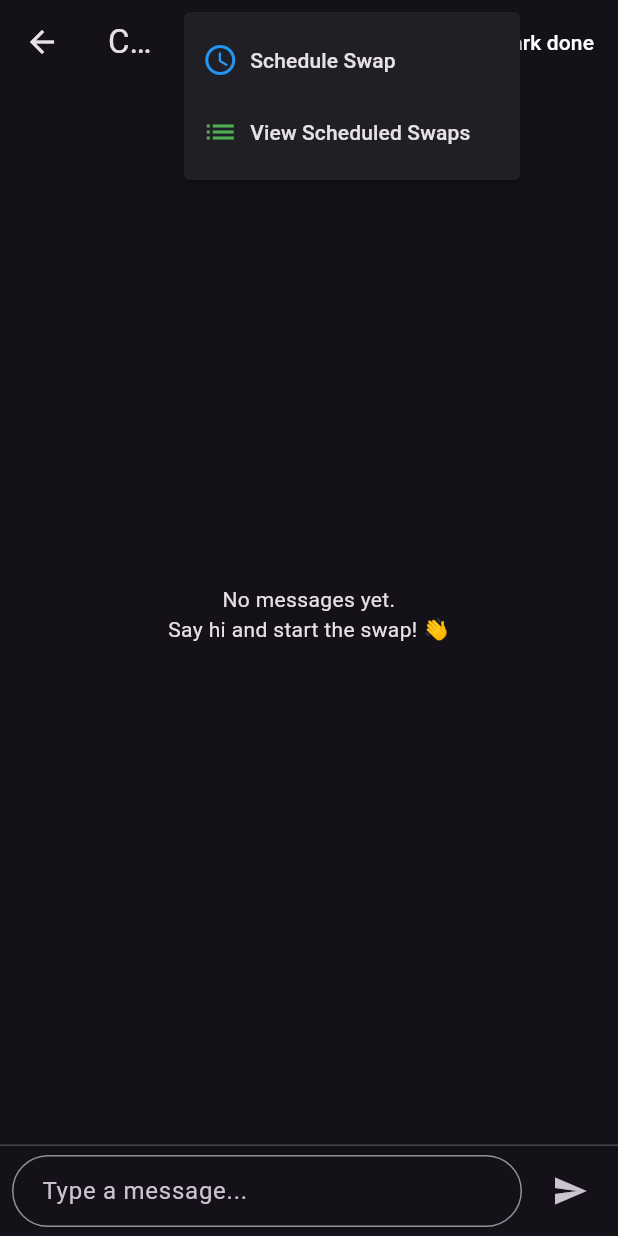
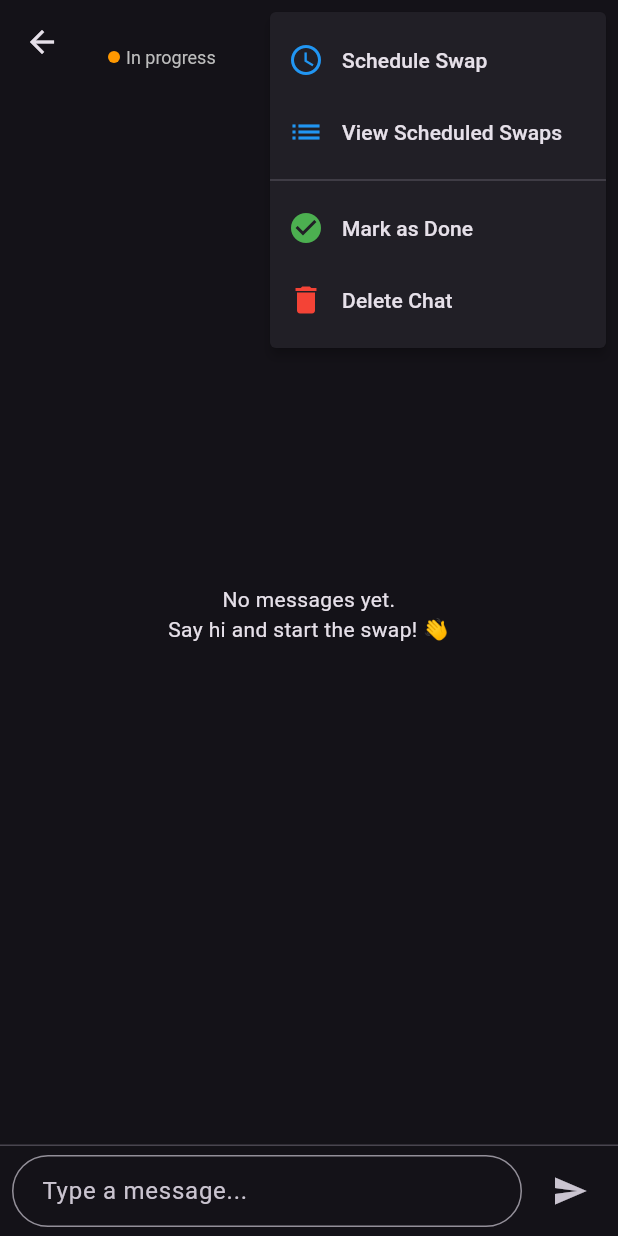
Before and after one commit to muhammedp07/gr07-skillswap-fall-2025, a Flutter app: the ChatScreen screen opened directly with empty values, after a tap on the "more vert" icon, on a phone screen of 412 x 824 dp. Run offline on Flutter 3.47's test engine with Material 3 defaults, Android fonts, the phone set to English and light mode, and no system bars; our stand-ins replace cloud_firestore, firebase_auth, firebase_core, firebase_messaging, firebase_storage, flutter_local_notifications and 1 more; accounts and stored records are empty.

Commit message:
feat: add chat deletion functionality and improve chat creation logic

```diff
--- a/lib/screens/chat/chat_screen.dart
+++ b/lib/screens/chat/chat_screen.dart
@@ -66,6 +66,98 @@ class _ChatScreenState extends State<ChatScreen> {
       recipientId: widget.otherUserId,
       text: text,
     );
+  }
+
+  /// Show confirmation dialog to delete the entire chat thread
+  Future<void> _confirmDeleteChat() async {
+    final confirmed = await showDialog<bool>(
+      context: context,
+      builder: (ctx) => AlertDialog(
+        title: const Text('Delete Chat'),
+        content: const Text(
+          'Are you sure you want to delete this entire conversation? This action cannot be undone.',
+        ),
+        actions: [
+          TextButton(
+            onPressed: () => Navigator.of(ctx).pop(false),
+            child: const Text('Cancel'),
+          ),
+          TextButton(
+            onPressed: () => Navigator.of(ctx).pop(true),
+            style: TextButton.styleFrom(foregroundColor: Colors.red),
+            child: const Text('Delete'),
+          ),
+        ],
+      ),
+    );
+
+    if (confirmed == true && mounted) {
+      try {
+        await ChatService.instance.deleteChat(widget.chatId);
+        if (mounted) {
+          Navigator.of(context).pop(); // Go back to chat list
+          ScaffoldMessenger.of(context).showSnackBar(
+            const SnackBar(content: Text('Chat deleted successfully')),
+          );
+        }
+      } catch (e) {
+        if (mounted) {
+          ScaffoldMessenger.of(
+            context,
+          ).showSnackBar(SnackBar(content: Text('Failed to delete chat: $e')));
+        }
+      }
+    }
+  }
+
+  /// Show confirmation dialog to delete a single message
+  Future<void> _confirmDeleteMessage(chat_models.ChatMessage message) async {
+    // Only allow users to delete their own messages
+    if (message.senderId != _currentUserId) {
+      ScaffoldMessenger.of(context).showSnackBar(
+        const SnackBar(content: Text('You can only delete your own messages')),
+      );
+      return;
+    }
+
+    final confirmed = await showDialog<bool>(
+      context: context,
+      builder: (ctx) => AlertDialog(
+        title: const Text('Delete Message'),
+        content: const Text('Are you sure you want to delete this message?'),
+        actions: [
+          TextButton(
+            onPressed: () => Navigator.of(ctx).pop(false),
+            child: const Text('Cancel'),
+          ),
+          TextButton(
+            onPressed: () => Navigator.of(ctx).pop(true),
+            style: TextButton.styleFrom(foregroundColor: Colors.red),
+            child: const Text('Delete'),
+          ),
+        ],
+      ),
+    );
+
+    if (confirmed == true && mounted) {
+      try {
+        await ChatService.instance.deleteMessage(
+          chatId: widget.chatId,
+          messageId: message.id,
+        );
+        if (mounted) {
+          ScaffoldMessenger.of(
+            context,
+          ).showSnackBar(const SnackBar(content: Text('Message deleted')));
+        }
+      } catch (e) {
+        if (mounted) {
+          ScaffoldMessenger.of(context).showSnackBar(
+            SnackBar(content: Text('Failed to delete message: $e')),
+          );
+        }
+      }
+    }
   }
 
   /// Open bottom sheet to rate + confirm swap completion.
@@ -279,17 +371,47 @@ class _ChatScreenState extends State<ChatScreen> {
 
         return Scaffold(
           appBar: AppBar(
-            title: const Text('Chat'),
+            title: Column(
+              crossAxisAlignment: CrossAxisAlignment.start,
+              children: [
+                Text(
+                  widget.otherUserName,
+                  style: const TextStyle(fontSize: 16),
+                ),
+                if (chat != null)
+                  Row(
+                    children: [
+                      Container(
+                        width: 8,
+                        height: 8,
+                        decoration: BoxDecoration(
+                          shape: BoxShape.circle,
+                          color: isCompleted ? Colors.green : Colors.orange,
+                        ),
+                      ),
+                      const SizedBox(width: 4),
+                      Text(
+                        isCompleted ? 'Completed' : 'In progress',
+                        style: TextStyle(
+                          fontSize: 12,
+                          color: Colors.grey.shade400,
+                        ),
+                      ),
+                    ],
+                  ),
+              ],
+            ),
             actions: [
               PopupMenuButton<String>(
                 icon: const Icon(Icons.more_vert),
                 itemBuilder: (context) => [
+                  // Scheduling options
                   const PopupMenuItem(
                     value: 'schedule',
                     child: Row(
                       children: [
                         Icon(Icons.schedule, color: Colors.blue),
-                        SizedBox(width: 8),
+                        SizedBox(width: 12),
                         Text('Schedule Swap'),
                       ],
                     ),
@@ -298,9 +420,34 @@ class _ChatScreenState extends State<ChatScreen> {
                     value: 'view_schedules',
                     child: Row(
                       children: [
-                        Icon(Icons.list, color: Colors.green),
-                        SizedBox(width: 8),
+                        Icon(Icons.list, color: Colors.blue),
+                        SizedBox(width: 12),
                         Text('View Scheduled Swaps'),
+                      ],
+                    ),
+                  ),
+                  // Divider
+                  const PopupMenuDivider(),
+                  // Status action
+                  if (chat != null && !isCompleted)
+                    const PopupMenuItem(
+                      value: 'mark_done',
+                      child: Row(
+                        children: [
+                          Icon(Icons.check_circle, color: Colors.green),
+                          SizedBox(width: 12),
+                          Text('Mark as Done'),
+                        ],
+                      ),
+                    ),
+                  // Delete option
+                  const PopupMenuItem(
+                    value: 'delete_chat',
+                    child: Row(
+                      children: [
+                        Icon(Icons.delete, color: Colors.red),
+                        SizedBox(width: 12),
+                        Text('Delete Chat'),
                       ],
                     ),
                   ),
@@ -310,54 +457,12 @@ class _ChatScreenState extends State<ChatScreen> {
                     _navigateToScheduleSwap();
                   } else if (value == 'view_schedules') {
                     _navigateToScheduledSwaps();
+                  } else if (value == 'mark_done' && chat != null) {
+                    _onMarkDonePressed(chat);
+                  } else if (value == 'delete_chat') {
+                    _confirmDeleteChat();
                   }
                 },
-              ),
-              if (chat != null)
-                Padding(
-                  padding: const EdgeInsets.symmetric(
-                    horizontal: 8.0,
-                    vertical: 10.0,
-                  ),
-                  child: Container(
-                    padding: const EdgeInsets.symmetric(
-                      horizontal: 10,
-                      vertical: 4,
-                    ),
-                    decoration: BoxDecoration(
-                      color: isCompleted ? Colors.green : Colors.orange,
-                      borderRadius: BorderRadius.circular(20),
-                    ),
-                    child: Row(
-                      children: [
-                        Icon(
-                          isCompleted
-                              ? Icons.check_circle
-                              : Icons.hourglass_top,
-                          size: 16,
-                          color: Colors.white,
-                        ),
-                        const SizedBox(width: 4),
-                        Text(
-                          isCompleted ? 'Completed' : 'In progress',
-                          style: const TextStyle(
-                            color: Colors.white,
-                            fontSize: 12,
-                            fontWeight: FontWeight.w600,
-                          ),
-                        ),
-                      ],
-                    ),
-                  ),
-                ),
-              if (chat != null && !isCompleted)
-                TextButton.icon(
-                  onPressed: () => _onMarkDonePressed(chat),
-                  icon: const Icon(Icons.check, color: Colors.white, size: 18),
-                  label: const Text(
-                    'Mark done',
-                    style: TextStyle(color: Colors.white),
-                  ),
               ),
             ],
           ),
@@ -419,6 +524,10 @@ class _ChatScreenState extends State<ChatScreen> {
                           alignment: isMe
                               ? Alignment.centerRight
                               : Alignment.centerLeft,
+                          child: GestureDetector(
+                            onLongPress: isMe
+                                ? () => _confirmDeleteMessage(message)
+                                : null,
                             child: Container(
                               margin: const EdgeInsets.symmetric(vertical: 4),
                               padding: const EdgeInsets.symmetric(
@@ -434,6 +543,7 @@ class _ChatScreenState extends State<ChatScreen> {
                               child: Text(
                                 message.text,
                                 style: const TextStyle(color: Colors.white),
+                              ),
                             ),
                           ),
                         );
--- a/lib/screens/feed/feed_screen.dart
+++ b/lib/screens/feed/feed_screen.dart
@@ -861,8 +861,8 @@ class _FeedScreenState extends State<FeedScreen> {
     }
 
     try {
-      // This returns the chatId (String)
-      final chatId = await _chatService.createOrGetChatForPost(
+      // This returns the chatId (String) - ensures only one chat between two users
+      final chatId = await _chatService.createOrGetChatBetweenUsers(
         postId: post.id,
         currentUserId: currentUser.uid,
         otherUserId: post.userId,
--- a/lib/screens/feed/post_detail_screen.dart
+++ b/lib/screens/feed/post_detail_screen.dart
@@ -41,7 +41,7 @@ class PostDetailScreen extends StatelessWidget {
     }
 
     try {
-      final chatId = await ChatService.instance.createOrGetChatForPost(
+      final chatId = await ChatService.instance.createOrGetChatBetweenUsers(
         currentUserId: currentUser.uid,
         otherUserId: post.userId,
         postId: post.id,
```
Also changed, not shown: lib/services/chat_service.dart (+124 -0 lines). Lines whose indentation alone changed are shown as unchanged.
